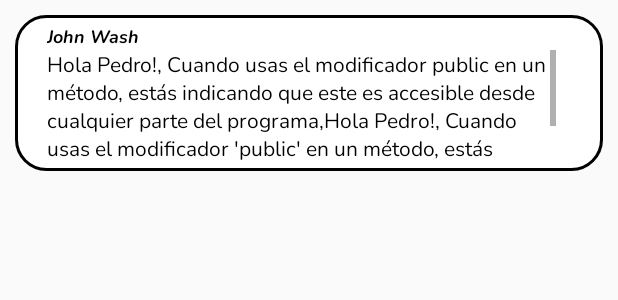
After one commit to engaherr/UVemyProject, an Android app: the layout respuesta_item.xml on its own in the app's theme, with its tools: preview values and no code run, on a phone screen of 412 x 824 dp. The commit adds this screen. Shown: the top 300 px of the screen. Run offline under Robolectric (Android 15) with nearby library versions, the phone set to English and light mode, and no system bars.

Commit message:
feat: mostrar respuestas y enviar comentarios/respuestas actualizando la GUI

```diff
--- a/app/src/main/java/com/example/uvemyproject/api/services/ComentarioServices.java
+++ b/app/src/main/java/com/example/uvemyproject/api/services/ComentarioServices.java
@@ -5,6 +5,7 @@ import com.example.uvemyproject.dto.ComentarioDTO;
 import java.util.List;
 
 import okhttp3.RequestBody;
+import okhttp3.ResponseBody;
 import retrofit2.Call;
 import retrofit2.http.Body;
 import retrofit2.http.GET;
@@ -17,6 +18,6 @@ public interface ComentarioServices {
     Call<List<ComentarioDTO>> obtenerComentariosClase(@Header("Authorization") String auth,
                                                       @Path("idClase") int idClase);
     @POST("comentarios")
-    Call<Void> crearComentario(@Header("Authorization") String auth,
-                               @Body RequestBody comentario);
+    Call<ResponseBody> crearComentario(@Header("Authorization") String auth,
+                                       @Body RequestBody comentario);
 }
--- a/app/src/main/res/layout/fragment_clase_detalles.xml
+++ b/app/src/main/res/layout/fragment_clase_detalles.xml
@@ -199,19 +199,19 @@
                                         android:fontFamily="@font/nunito_regular"
                                         android:layout_weight="1"
                                         android:background="@drawable/background_rounded_border_white"
-                                        android:enabled="false"
                                         android:gravity="start|top"
                                         android:hint="Escribe un comentario..."
                                         android:importantForAutofill="no"
                                         android:inputType="textMultiLine"
                                         android:maxLines="4"
+                                        android:maxLength="300"
                                         android:minHeight="48dp"
                                         android:padding="10dp"
                                         android:textColor="@color/white"
                                         android:textColorHint="#E6DAFF" />
 
                                     <ImageButton
-                                        android:id="@+id/btn_send"
+                                        android:id="@+id/btnEnviarComentario"
                                         android:layout_width="48dp"
                                         android:layout_height="48dp"
                                         android:layout_gravity="bottom"
--- /dev/null
+++ b/app/src/main/res/layout/respuesta_item.xml
@@ -0,0 +1,54 @@
+<?xml version="1.0" encoding="utf-8"?>
+<layout xmlns:android="http://schemas.android.com/apk/res/android"
+    xmlns:tools="http://schemas.android.com/tools"
+    android:layout_marginBottom="10dp">
+
+    <data>
+
+    </data>
+
+    <RelativeLayout
+        android:id="@+id/rltLayoutRespuesta"
+        android:layout_width="match_parent"
+        android:layout_height="wrap_content"
+        android:layout_margin="10dp"
+        android:background="@drawable/background_commentary"
+        android:paddingStart="5dp"
+        android:paddingTop="5dp"
+        android:paddingEnd="15dp"
+        android:paddingBottom="5dp">
+
+        <TextView
+            android:id="@+id/txtViewNombreUsuario"
+            android:layout_width="wrap_content"
+            android:layout_height="wrap_content"
+            android:gravity="start|top"
+            android:paddingHorizontal="16dp"
+            android:textSize="12sp"
+            android:textColor="@color/black"
+            android:fontFamily="@font/nunito_bolditalic"
+            tools:text="John Wash" />
+
+
+        <TextView
+            android:id="@+id/txtViewRespuesta"
+            android:layout_width="match_parent"
+            android:layout_height="wrap_content"
+            android:layout_below="@id/txtViewNombreUsuario"
+            android:background="@android:color/transparent"
+            android:fontFamily="@font/nunito_regular"
+            android:gravity="start|top"
+            android:hint="Escribe una respuesta..."
+            android:importantForAutofill="no"
+            android:inputType="textMultiLine"
+            android:maxLines="4"
+            android:maxWidth="400dp"
+            android:paddingEnd="16dp"
+            android:paddingStart="16dp"
+            android:textColor="@color/black"
+            android:textSize="14sp"
+            android:scrollbars="vertical"
+            tools:text="Hola Pedro!, Cuando usas el modificador public en un método, estás indicando que este es accesible desde cualquier parte del programa,Hola Pedro!, Cuando usas el modificador 'public' en un método, estás indicando que este es accesible desde cualquier parte del programa" />
+
+    </RelativeLayout>
+</layout>
```
Also changed, not shown: app/src/main/java/com/example/uvemyproject/ClaseDetalles.java (+50 -13 lines), app/src/main/java/com/example/uvemyproject/ComentarioAdapter.java (+44 -8 lines), app/src/main/java/com/example/uvemyproject/RespuestaAdapter.java (added, +59 -0 lines), app/src/main/java/com/example/uvemyproject/dto/ComentarioEnvioDTO.java (added, +60 -0 lines), app/src/main/java/com/example/uvemyproject/viewmodels/ClaseDetallesViewModel.java (+54 -2 lines), app/src/main/res/layout/comentario_item.xml (+4 -3 lines).
